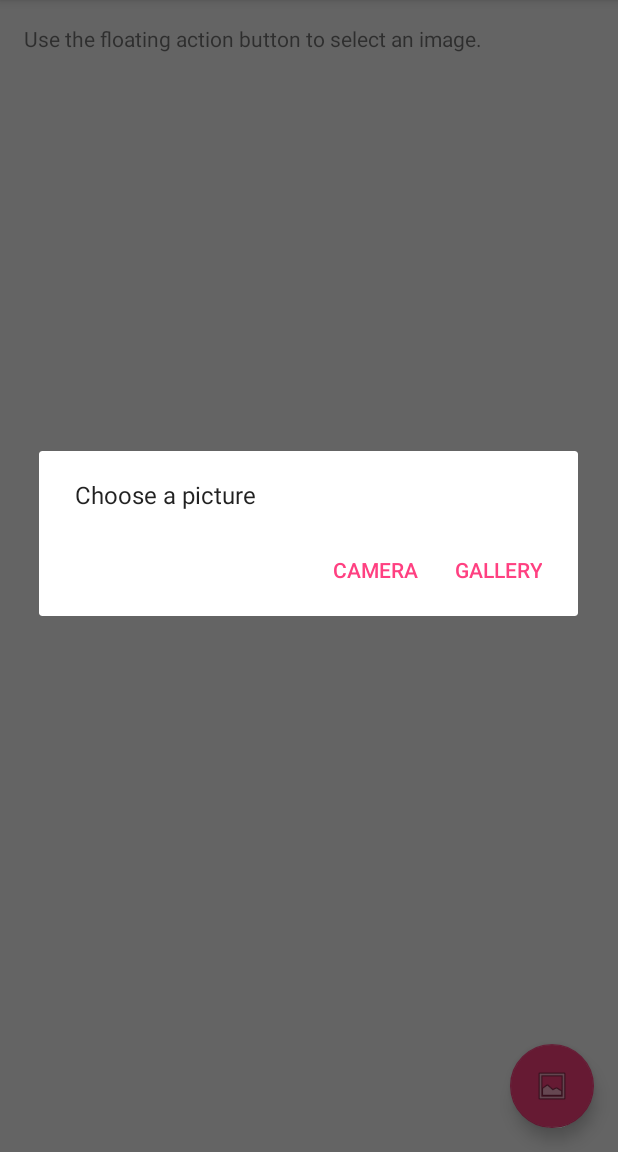
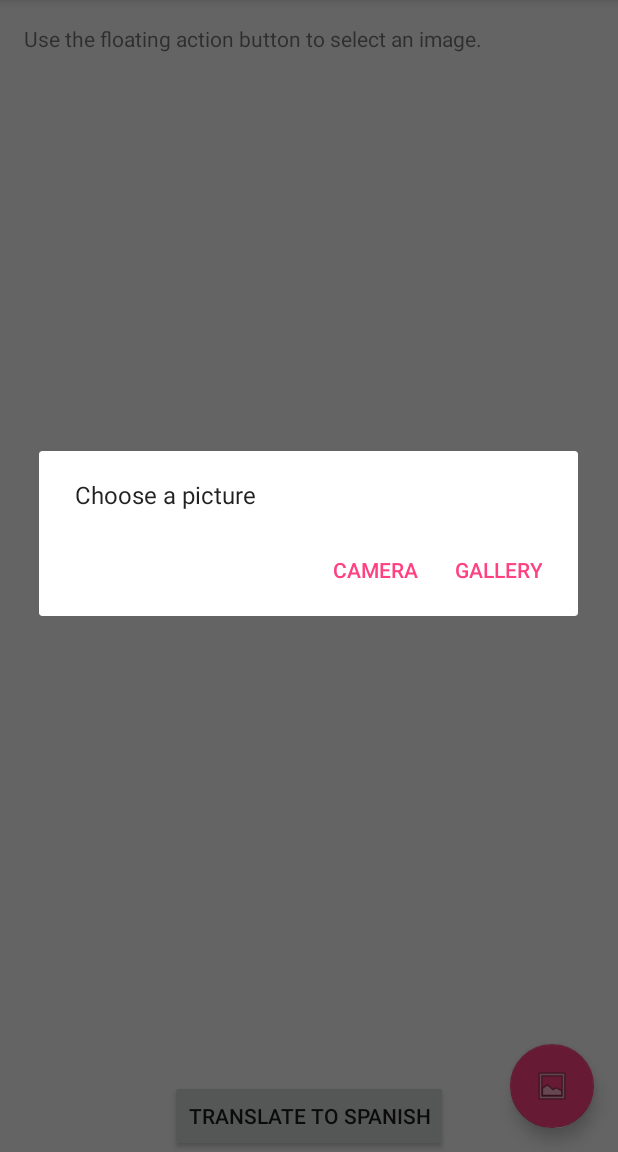
Before and after one commit to Himani0313/GoogleCloudVisionSample, an Android app: the MainActivity screen opened directly, with no data from a screen before it, after a tap on an icon or button, on a phone screen of 412 x 824 dp, the part 84-1236 px from its top. Run offline under Robolectric (Android 15) with nearby library versions, the phone set to English and light mode, and no system bars; libraries missing offline, so code that uses them is left out: com.google.api.client, com.google.api.services, com.tbruyelle.rxpermissions2.

Commit message:
tranlate not working

```diff
--- a/app/build.gradle
+++ b/app/build.gradle
@@ -38,5 +38,6 @@ dependencies {
     compile 'io.reactivex.rxjava2:rxjava:2.0.1'
     compile 'io.reactivex.rxjava2:rxandroid:2.0.1'
     compile 'com.tbruyelle.rxpermissions2:rxpermissions:0.9.4@aar'
+    compile 'com.memetix:microsoft-translator-java-api:0.6.2'
     testCompile 'junit:junit:4.12'
 }
--- a/app/src/main/AndroidManifest.xml
+++ b/app/src/main/AndroidManifest.xml
@@ -31,7 +31,7 @@
                 android:resource="@xml/provider_paths" />
         </provider>
 
-        <activity android:name=".SpanishTranslation" />
+        <activity android:name=".TranslateActivity" />
         <activity android:name=".MainActivity"></activity>
     </application>
 
--- a/app/src/main/res/layout/activity_choose.xml
+++ b/app/src/main/res/layout/activity_choose.xml
@@ -10,7 +10,7 @@
         android:id="@+id/textTitle"
         android:layout_width="wrap_content"
         android:layout_height="wrap_content"
-        android:text="CHOOSE WHAT YOU ARE TAKING PICTURE OF:"
+        android:text="CHOOSE WHAT YOU ARE TAKING A PICTURE OF:"
         android:layout_gravity="center" />
 
     <Button
@@ -37,5 +37,4 @@
         android:layout_gravity="center"
         android:onClick="landmarkButtonClicked"/>
 
-
 </LinearLayout>
--- a/app/src/main/res/layout/activity_main.xml
+++ b/app/src/main/res/layout/activity_main.xml
@@ -21,7 +21,8 @@
 
     </android.support.design.widget.AppBarLayout>
 
-    <include layout="@layout/content_main" />
+    <include layout="@layout/content_main"
+        android:id="@+id/include" />
 
     <android.support.design.widget.FloatingActionButton
         android:id="@+id/fab"
@@ -31,4 +32,14 @@
         android:layout_margin="@dimen/fab_margin"
         android:src="@android:drawable/ic_menu_gallery" />
 
+    <Button
+        android:id="@+id/buttonTranslate"
+        android:layout_width="wrap_content"
+        android:layout_height="wrap_content"
+        android:layout_gravity="top|center_horizontal"
+        android:text="Translate To Spanish"
+        app:layout_anchor="@+id/include"
+        app:layout_anchorGravity="bottom|center_horizontal"
+        android:onClick="translateButtonClicked"/>
+
 </android.support.design.widget.CoordinatorLayout>
--- a/app/src/main/res/layout/activity_spanish_translation.xml
+++ b/app/src/main/res/layout/activity_translate.xml
@@ -4,10 +4,10 @@
     xmlns:tools="http://schemas.android.com/tools"
     android:layout_width="match_parent"
     android:layout_height="match_parent"
-    tools:context="com.example.geniusplaza.googlecloudvisionsample.SpanishTranslation">
+    tools:context="com.example.geniusplaza.googlecloudvisionsample.TranslateActivity">
 
     <TextView
-        android:id="@+id/textView"
+        android:id="@+id/textViewEnglish"
         android:layout_width="wrap_content"
         android:layout_height="wrap_content"
         android:text="TextView"
@@ -15,7 +15,7 @@
         tools:layout_editor_absoluteY="83dp" />
 
     <TextView
-        android:id="@+id/textView2"
+        android:id="@+id/textViewSpanish"
         android:layout_width="wrap_content"
         android:layout_height="wrap_content"
         android:text="TextView"
--- a/app/src/main/res/layout/content_main.xml
+++ b/app/src/main/res/layout/content_main.xml
@@ -36,4 +36,11 @@
                 android:scaleType="fitCenter"/>
         </LinearLayout>
     </ScrollView>
+    <ProgressBar
+        android:id="@+id/progress_bar_image_search"
+        android:layout_width="wrap_content"
+        android:layout_height="wrap_content"
+        android:layout_centerInParent="true"
+        android:visibility="gone"
+        android:indeterminateTint="#000000"/>
 </RelativeLayout>
```
Also changed, not shown: app/src/main/java/com/example/geniusplaza/googlecloudvisionsample/MainActivity.java (+10 -1 lines), app/src/main/java/com/example/geniusplaza/googlecloudvisionsample/SpanishTranslation.java (deleted, +0 -13 lines), app/src/main/java/com/example/geniusplaza/googlecloudvisionsample/TranslateActivity.java (added, +42 -0 lines).
